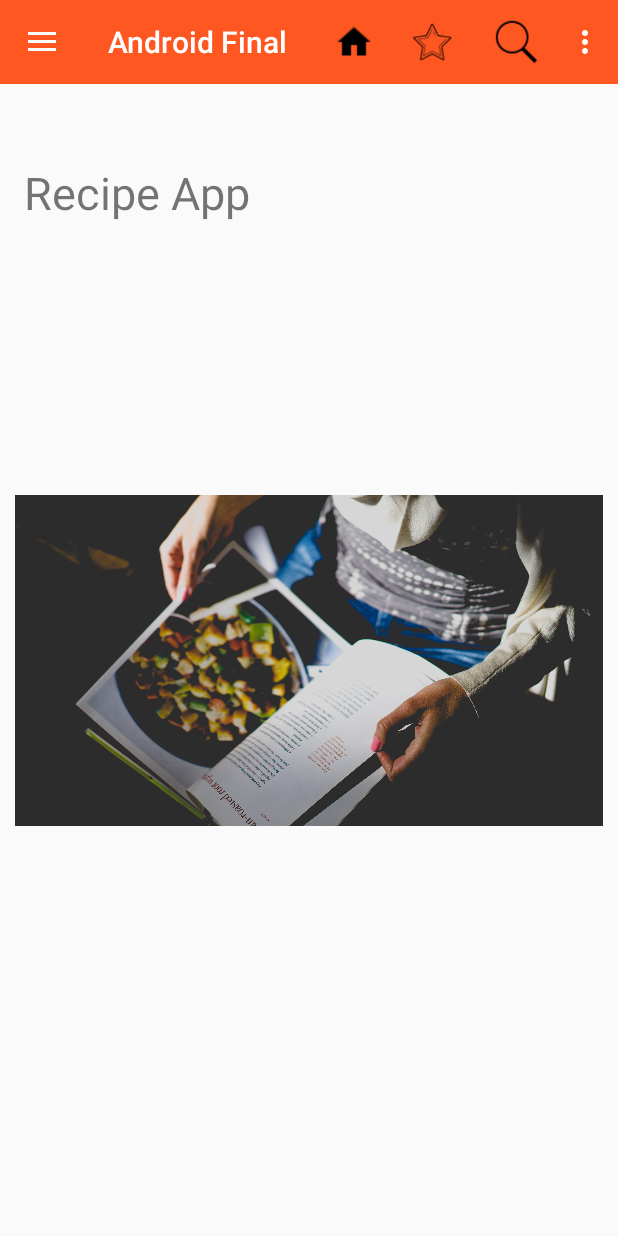
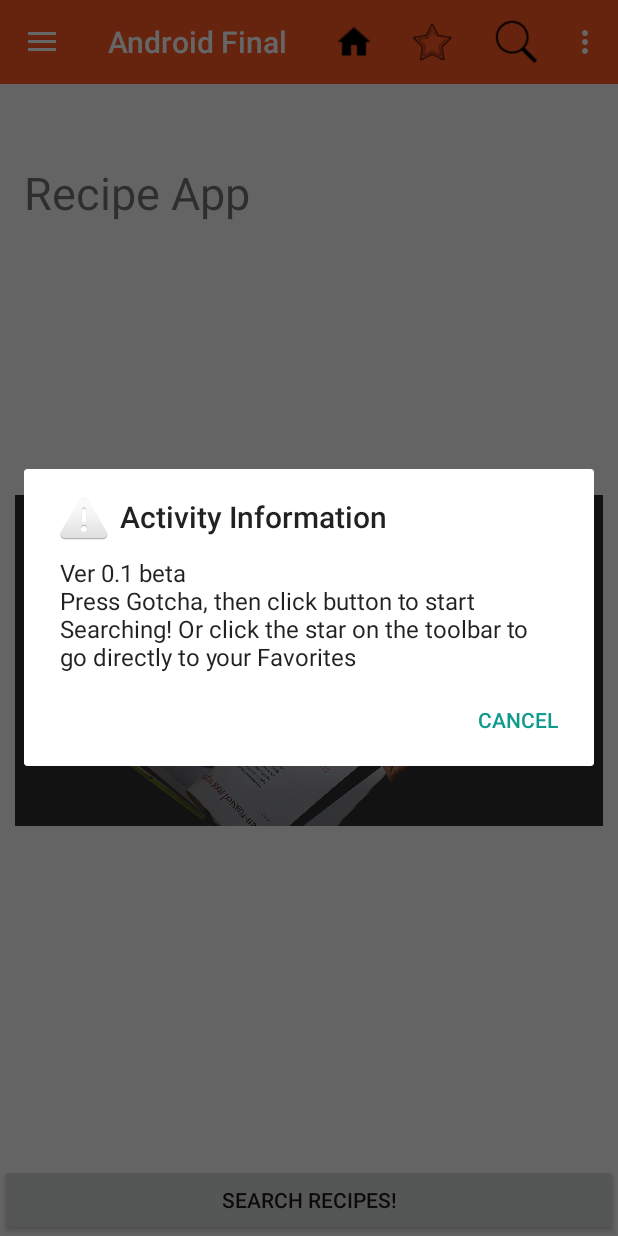
Before and after one commit to ZeyuLiAlgonquin/CST2335-final-project, an Android app: the screen it shows after launch (RecipeMain), in the side drawer, after a tap on "help", on a phone screen of 412 x 824 dp. Run offline under Robolectric (Android 15) with nearby library versions, the phone set to English and light mode, and no system bars.

Commit message:
main page works, can go to others with toolbar or drawer TODO: 1) Finish content in About page 2) snackbar information

```diff
--- a/app/src/main/java/com/example/recipeapp/Recipe/RecipeMain.java
+++ b/app/src/main/java/com/example/recipeapp/Recipe/RecipeMain.java
@@ -1,11 +1,9 @@
 package com.example.recipeapp.Recipe;
 
 import android.content.Intent;
-import android.content.SharedPreferences;
 import android.os.Bundle;
 import android.view.Menu;
 import android.view.MenuItem;
-import android.view.View;
 import android.widget.Button;
 
 import androidx.appcompat.app.ActionBarDrawerToggle;
@@ -13,13 +11,11 @@ import androidx.appcompat.app.AlertDialog;
 import androidx.appcompat.widget.Toolbar;
 
 import androidx.appcompat.app.AppCompatActivity;
-import androidx.coordinatorlayout.widget.CoordinatorLayout;
 import androidx.core.view.GravityCompat;
 import androidx.drawerlayout.widget.DrawerLayout;
 
 import com.example.recipeapp.R;
 import com.google.android.material.navigation.NavigationView;
-import com.google.android.material.snackbar.Snackbar;
 
 /**
  * RecipeMain class is the front page for my Search Section of our Application.
@@ -66,14 +62,14 @@ public class RecipeMain extends AppCompatActivity implements NavigationView.OnNa
 //                        // Respond to the click, or not it's really up to you
 //                    }
 //                }).show();
-//        Button button = findViewById(R.id.recipeMainButton);
-//
-//        button.setOnClickListener(click ->
-//        {
-//            //first parameter is any view on screen. second parameter is the text. Third parameter is the length (SHORT/LONG)
-//            Intent nextActivity = new Intent(RecipeMain.this, RecipeSearch.class);
-//            startActivityForResult(nextActivity, 346); //make the transition
-//        });
+        Button button = findViewById(R.id.recipeMainButton);
+
+        button.setOnClickListener(click ->
+        {
+            //first parameter is any view on screen. second parameter is the text. Third parameter is the length (SHORT/LONG)
+            Intent goToSearch = new Intent(RecipeMain.this, RecipeSearch.class);
+            startActivityForResult(goToSearch, 346); //make the transition
+        });
 
 
 //        Toolbar toolbar1 = findViewById(R.id.toolbar);
@@ -90,7 +86,7 @@ public class RecipeMain extends AppCompatActivity implements NavigationView.OnNa
 //                R.string.navagation_drawer_close);
 //        drawerLayout.addDrawerListener(toggle);
 //        toggle.syncState();
-        Toolbar tBar = (Toolbar)findViewById(R.id.recipeToolbar);
+        Toolbar tBar = (Toolbar)findViewById(R.id.recipe_toolbar);
         setSupportActionBar(tBar);
 
         DrawerLayout drawer = (DrawerLayout) findViewById(R.id.drawer_layout);
@@ -106,23 +102,27 @@ public class RecipeMain extends AppCompatActivity implements NavigationView.OnNa
     public boolean onNavigationItemSelected(MenuItem item){
 
         switch(item.getItemId()){
-            case R.id.home:
-//                Intent goToChat = new Intent(TestToolBar.this, ChatRoomActivity.class);
-//                startActivity(goToChat);
-                break;
             case R.id.search:
-//                Intent goToWeather = new Intent(TestToolBar.this, WeatherForecast.class);
-//                startActivity(goToWeather);
+                Intent goToSearch = new Intent(RecipeMain.this, RecipeSearch.class);
+                startActivity(goToSearch);
                 break;
             case R.id.favorite:
-//                Intent goToProfile = new Intent(TestToolBar.this, ProfileActivity.class);
-//                startActivity(goToProfile);
-//                setResult(RESULT_OK);
-//                finish();
+                Intent nextActivity = new Intent(RecipeMain.this, RecipeSearch.class);
+                nextActivity.putExtra(RecipeSearch.SHOW_FAVE, true);
+                startActivityForResult(nextActivity, 346); //make the transition
                 break;
             case R.id.help:
+                new AlertDialog.Builder(this)
+                        .setTitle(getString(R.string.information))
+                        .setMessage(getString(R.string.recipeVersion) + "\n" + getString(R.string.recipeMainHelp))
+                        // A null listener allows the button to dismiss the dialog and take no further action.
+                        .setNegativeButton(android.R.string.no, null)
+                        .setIcon(android.R.drawable.ic_dialog_alert)
+                        .show();
                 break;
             case R.id.about_me:
+                Intent goToAbout = new Intent(RecipeMain.this, AboutMeActivity.class);
+                startActivity(goToAbout);
                 break;
         }
 
@@ -173,6 +173,11 @@ public class RecipeMain extends AppCompatActivity implements NavigationView.OnNa
                 Intent nextActivity2 = new Intent(RecipeMain.this, RecipeSearch.class);
                 startActivityForResult(nextActivity2, 346);
                 break;
+
+            case R.id.Readme:
+                Intent goToAbout = new Intent(RecipeMain.this, AboutMeActivity.class);
+                startActivity(goToAbout);
+                break;
         }
         return super.onOptionsItemSelected(item);
     }
--- a/app/src/main/java/com/example/recipeapp/Recipe/RecipeSearch.java
+++ b/app/src/main/java/com/example/recipeapp/Recipe/RecipeSearch.java
@@ -26,7 +26,7 @@ import com.google.android.material.snackbar.Snackbar;
 import static com.example.recipeapp.Recipe.RecipeDatabaseHelper.*;
 
 /**
- * This class does shows the listviews and allows for searching.
+ * This class shows the listviews and allows for searching.
  * It extends AppCompatActivity
  */
 public class RecipeSearch extends AppCompatActivity {
@@ -57,8 +57,8 @@ public class RecipeSearch extends AppCompatActivity {
         super.onCreate(savedInstanceState);
         setContentView(R.layout.recipe_activity);
 
-        toolbar = (Toolbar) findViewById(R.id.recipeToolbar);
-        setSupportActionBar(toolbar);
+//        toolbar = (Toolbar) findViewById(R.id.recipe_toolbar);
+//        setSupportActionBar(toolbar);
         searchButton = findViewById(R.id.recipeSearchButton);
         searchText = findViewById(R.id.searchEditText);
         list = findViewById(R.id.recipeListView);
--- a/app/src/main/res/layout/main_with_toolbar_drawer.xml
+++ b/app/src/main/res/layout/main_with_toolbar_drawer.xml
@@ -14,7 +14,7 @@
         android:layout_gravity="center"
         android:layout_margin="10dp"
         android:layout_marginStart="8dp"
-        android:layout_marginTop="10dp"
+        android:layout_marginTop="28dp"
         android:layout_marginEnd="8dp"
         android:contentDescription="Photo by Dan Gold on Unsplash"
         android:scaleType="centerInside"
@@ -40,9 +40,21 @@
         app:layout_constraintStart_toStartOf="parent"
         app:layout_constraintTop_toTopOf="@+id/recipeToolbarDrawer" />
 
+    <Button
+        android:id="@+id/recipeMainButton"
+        android:layout_width="match_parent"
+        android:layout_height="0dp"
+        android:layout_gravity="bottom"
+
+        android:text="@string/recipeMainButton"
+        app:layout_constraintBottom_toBottomOf="parent"
+        app:layout_constraintEnd_toEndOf="@+id/recipeMainImage"
+        app:layout_constraintHorizontal_bias="0.51"
+        app:layout_constraintStart_toStartOf="@+id/recipeMainImage" />
+
     <include
         android:id="@+id/recipeToolbarDrawer"
         layout="@layout/recipe_toolbar_drawer"
-        tools:layout_editor_absoluteX="0dp"
-        tools:layout_editor_absoluteY="31dp"></include>
+        app:layout_constraintBottom_toBottomOf="parent"
+        app:layout_constraintStart_toStartOf="parent" />
 </androidx.constraintlayout.widget.ConstraintLayout>
--- a/app/src/main/res/layout/recipe_main_activty.xml
+++ b/app/src/main/res/layout/recipe_main_activty.xml
@@ -39,4 +39,5 @@
         android:textSize="30dp"
         android:text="@string/recipeapp" />
 
+
 </androidx.coordinatorlayout.widget.CoordinatorLayout>
--- a/app/src/main/res/layout/recipe_toolbar_drawer.xml
+++ b/app/src/main/res/layout/recipe_toolbar_drawer.xml
@@ -9,7 +9,7 @@
     android:fitsSystemWindows="true" >
 
     <androidx.appcompat.widget.Toolbar
-        android:id="@+id/recipeToolbar"
+        android:id="@+id/recipe_toolbar"
         android:layout_width="match_parent"
         android:layout_height="wrap_content"
         android:background="#FF5722"
@@ -20,7 +20,7 @@
         app:layout_constraintStart_toStartOf="parent"
         app:layout_constraintTop_toTopOf="parent"
         app:layout_constraintVertical_bias="0.0"
-        app:menu="@menu/toolbar_menu"></androidx.appcompat.widget.Toolbar>
+        app:menu="@menu/toolbar_menu" />
 
     <androidx.drawerlayout.widget.DrawerLayout
         android:id="@+id/drawer_layout"
--- a/app/src/main/res/values/strings.xml
+++ b/app/src/main/res/values/strings.xml
@@ -4,7 +4,6 @@
     <string name="app_name">Android Final</string>
 
     <string name="ButtonText">I\’m a button</string>
-
 
 
     <!-- This is for Recipe Values. Thanks! DNT! -->
@@ -29,8 +28,8 @@
     <string name="recipeSearchHelp">Toggle Results/Favorites list on toolbar. You may only enter search when looking at the Results List. Also the droids only let you search Lasagna and Chicken, go figure.</string>
     <string name="navagation_drawer_open">open navigation drawer</string>
     <string name="navagation_drawer_close">close navigation drawer</string>
+    <string name="about_body">This app is the final project of CST2335 xxxx TODO: Introduce this app, author, function details</string>
     <!-- This is the end of Recipe Values. Thanks! DNT! -->
-
 
 
     <string name="favorlist_dialog_msg">Do you want to delete the selected item..?</string>
```
Also changed, not shown: app/src/main/AndroidManifest.xml (+9 -6 lines), app/src/main/java/com/example/recipeapp/Recipe/RecipeDatabaseHelper.java (+0 -13 lines), app/src/main/res/layout-sw720dp/recipe_activity.xml (+4 -3 lines), app/src/main/res/layout/recipe_activity.xml (+4 -3 lines).
